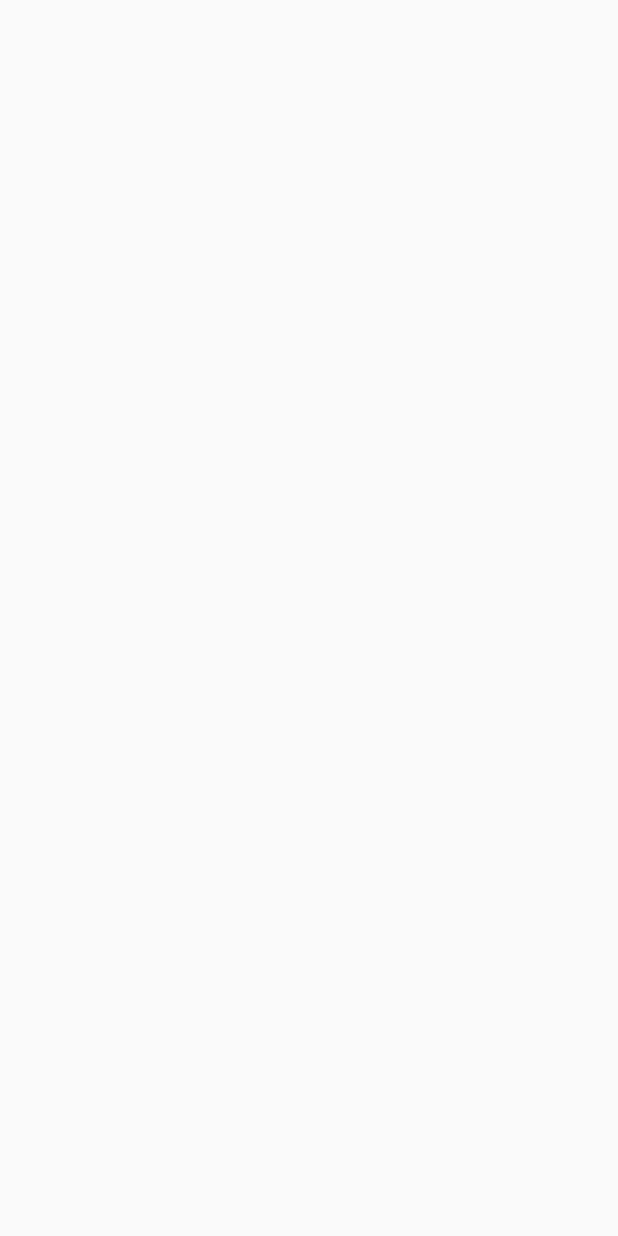
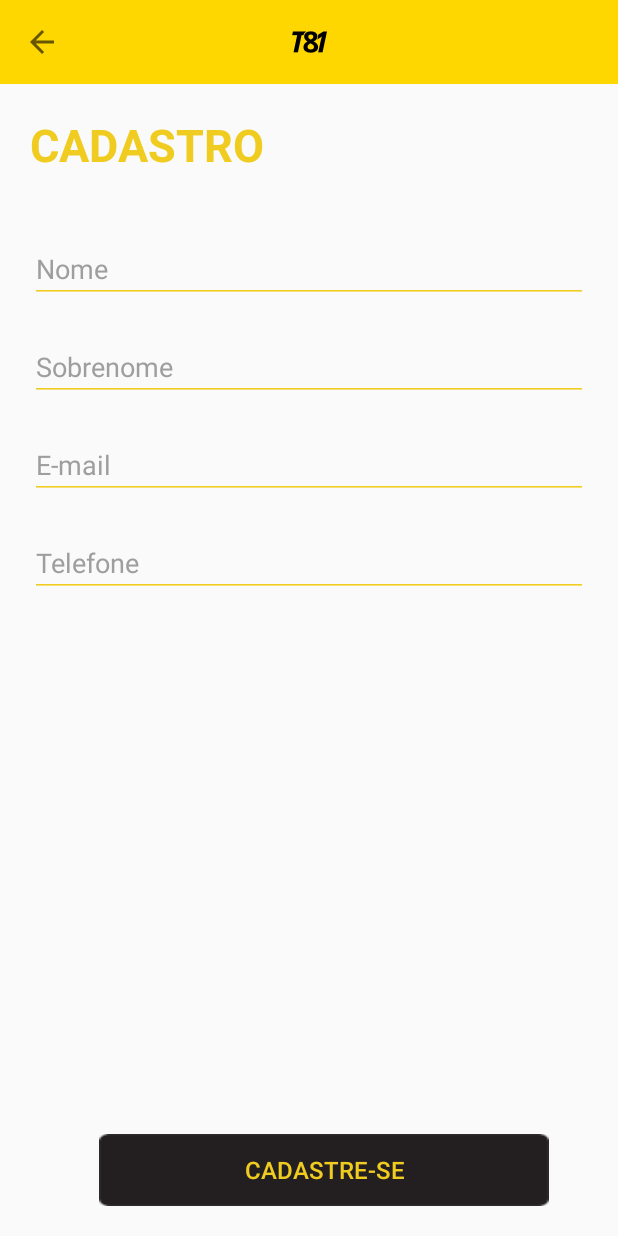
Before and after one commit to miqueias/monster, an Android app: the CadastroActivity screen opened directly, with no data from a screen before it, on a phone screen of 412 x 824 dp. Before the commit the screen is empty. Run offline under Robolectric (Android 15) with nearby library versions, the phone set to English and light mode, and no system bars.

Commit message:
TELA CADASTRO;

```diff
--- a/app/src/main/java/com/example/marlon/estudo/CadastroActivity.java
+++ b/app/src/main/java/com/example/marlon/estudo/CadastroActivity.java
@@ -1,17 +1,53 @@
 package com.example.marlon.estudo;
 
+import android.content.Intent;
 import android.os.Bundle;
 import android.support.v7.app.AppCompatActivity;
+import android.support.v7.widget.Toolbar;
+import android.view.MenuItem;
+import android.view.View;
 import android.widget.Button;
 
-/**
- * Created by Marlon on 26/05/2016.
- */
+
 public class CadastroActivity extends AppCompatActivity {
+
+    private Button btnCadastrar;
 
     @Override
     protected void onCreate(Bundle savedInstanceState) {
         super.onCreate(savedInstanceState);
         setContentView(R.layout.activity_cadastro);
+
+        // Handle Toolbar
+        Toolbar toolbar = (Toolbar) findViewById(R.id.toolbar);
+        toolbar.setTitle("");
+        setSupportActionBar(toolbar);
+        getSupportActionBar().setDisplayHomeAsUpEnabled(true);
+
+        btnCadastrar = (Button)findViewById(R.id.btnCadastrar);
+        btnCadastrar.setOnClickListener(new View.OnClickListener() {
+            @Override
+            public void onClick(View v) {
+                Intent it = new Intent(getBaseContext(), MainActivity.class);
+                startActivity(it);
+            }
+        });
+    }
+
+    @Override
+    public boolean onOptionsItemSelected(MenuItem item) {
+        switch (item.getItemId()) {
+            case android.R.id.home:
+                finish();
+                return true;
+            default:
+                return super.onOptionsItemSelected(item);
+        }
+    }
+
+    @Override
+    public void onBackPressed() {
+        finish();
+        super.onBackPressed();
     }
 }
--- a/app/src/main/java/com/example/marlon/estudo/EntrarActivity.java
+++ b/app/src/main/java/com/example/marlon/estudo/EntrarActivity.java
@@ -4,14 +4,17 @@ import android.content.Intent;
 import android.os.Bundle;
 import android.support.v7.app.AppCompatActivity;
 import android.support.v7.widget.Toolbar;
+import android.text.method.PasswordTransformationMethod;
 import android.view.MenuItem;
 import android.view.View;
 import android.widget.Button;
+import android.widget.EditText;
 
 
 public class EntrarActivity extends AppCompatActivity {
 
     private Button btnEntrar;
+    private EditText etSenha;
 
     @Override
     protected void onCreate(Bundle savedInstanceState) {
@@ -23,6 +26,9 @@ public class EntrarActivity extends AppCompatActivity {
         toolbar.setTitle("");
         setSupportActionBar(toolbar);
         getSupportActionBar().setDisplayHomeAsUpEnabled(true);
+
+        etSenha = (EditText) findViewById(R.id.etSenha);
+        etSenha.setTransformationMethod(new PasswordTransformationMethod());
 
         btnEntrar = (Button)findViewById(R.id.btnEntrar);
         btnEntrar.setOnClickListener(new View.OnClickListener() {
--- a/app/src/main/res/layout/activity_cadastro.xml
+++ b/app/src/main/res/layout/activity_cadastro.xml
@@ -1,6 +1,110 @@
 <?xml version="1.0" encoding="utf-8"?>
-<LinearLayout xmlns:android="http://schemas.android.com/apk/res/android"
-    android:orientation="vertical" android:layout_width="match_parent"
-    android:layout_height="match_parent">
+<RelativeLayout xmlns:android="http://schemas.android.com/apk/res/android"
+    xmlns:app="http://schemas.android.com/apk/res-auto"
+    android:layout_width="match_parent"
+    android:layout_height="match_parent"
+    android:focusable="true"
+    android:focusableInTouchMode="true"
+    android:orientation="vertical">
 
-</LinearLayout>
+    <android.support.v7.widget.Toolbar
+        android:id="@+id/toolbar"
+        android:layout_width="match_parent"
+        android:layout_height="?attr/actionBarSize"
+        android:background="?attr/colorPrimary"
+        app:popupTheme="@style/AppTheme.PopupOverlay" >
+
+        <ImageButton
+            android:layout_width="wrap_content"
+            android:layout_height="wrap_content"
+            android:id="@+id/imgFaclita"
+            android:layout_centerHorizontal="true"
+            android:layout_gravity="center"
+            android:background="@drawable/logo_actionbar"
+            />
+
+    </android.support.v7.widget.Toolbar>
+
+    <LinearLayout
+        android:orientation="vertical"
+        android:layout_width="match_parent"
+        android:layout_height="wrap_content"
+        android:layout_below="@+id/toolbar"
+        android:layout_marginTop="20dp"
+        android:layout_marginLeft="20dp"
+        android:layout_marginRight="20dp"
+        android:id="@+id/linearLayout">
+
+        <TextView
+            android:layout_width="wrap_content"
+            android:layout_height="wrap_content"
+            android:text="CADASTRO"
+            android:id="@+id/textView2"
+            android:textSize="30sp"
+            android:textColor="@color/amarelo"
+            android:textStyle="bold" />
+
+        <EditText
+            android:layout_width="match_parent"
+            android:layout_height="wrap_content"
+            android:id="@+id/etNome"
+            android:hint="Nome"
+            android:inputType="textNoSuggestions"
+            android:textColorHint="@color/grey"
+            android:backgroundTint="@color/amarelo"
+            android:layout_marginTop="40dp" />
+
+        <EditText
+            android:layout_width="match_parent"
+            android:layout_height="wrap_content"
+            android:id="@+id/etSobrenome"
+            android:hint="Sobrenome"
+            android:inputType="textNoSuggestions"
+            android:textColorHint="@color/grey"
+            android:backgroundTint="@color/amarelo"
+            android:layout_marginTop="20dp" />
+
+        <EditText
+            android:layout_width="match_parent"
+            android:layout_height="wrap_content"
+            android:id="@+id/etEmail"
+            android:hint="E-mail"
+            android:inputType="textNoSuggestions"
+            android:textColorHint="@color/grey"
+            android:backgroundTint="@color/amarelo"
+            android:layout_marginTop="20dp" />
+
+        <EditText
+            android:layout_width="match_parent"
+            android:layout_height="wrap_content"
+            android:id="@+id/etTelefone"
+            android:inputType="textNoSuggestions"
+            android:hint="Telefone"
+            android:textColorHint="@color/grey"
+            android:backgroundTint="@color/amarelo"
+            android:layout_marginTop="20dp" />
+
+    </LinearLayout>
+
+    <LinearLayout
+        android:orientation="vertical"
+        android:layout_width="match_parent"
+        android:layout_height="wrap_content"
+        android:layout_alignParentBottom="true"
+        android:layout_alignLeft="@+id/linearLayout"
+        android:layout_alignStart="@+id/linearLayout"
+        android:layout_marginBottom="20dp">
+
+        <Button
+            android:id="@+id/btnCadastrar"
+            android:layout_width="300dp"
+            android:layout_height="wrap_content"
+            android:layout_gravity="center_horizontal"
+            android:background="@drawable/btn_bg_black"
+            android:text="CADASTRE-SE"
+            android:layout_alignParentBottom="true"
+            android:textColor="@color/amarelo"
+            android:textSize="16sp" />
+    </LinearLayout>
+
+</RelativeLayout>
--- a/app/src/main/res/layout/activity_entrar.xml
+++ b/app/src/main/res/layout/activity_entrar.xml
@@ -49,6 +49,7 @@
             android:layout_height="wrap_content"
             android:id="@+id/etEmail"
             android:hint="Insira seu e-mail"
+            android:inputType="textNoSuggestions"
             android:textColorHint="@color/grey"
             android:backgroundTint="@color/amarelo"
             android:layout_marginTop="40dp" />
@@ -57,6 +58,7 @@
             android:layout_width="match_parent"
             android:layout_height="wrap_content"
             android:id="@+id/etSenha"
+            android:inputType="textFilter|textNoSuggestions|textPassword"
             android:hint="Senha"
             android:textColorHint="@color/grey"
             android:backgroundTint="@color/amarelo"
```
